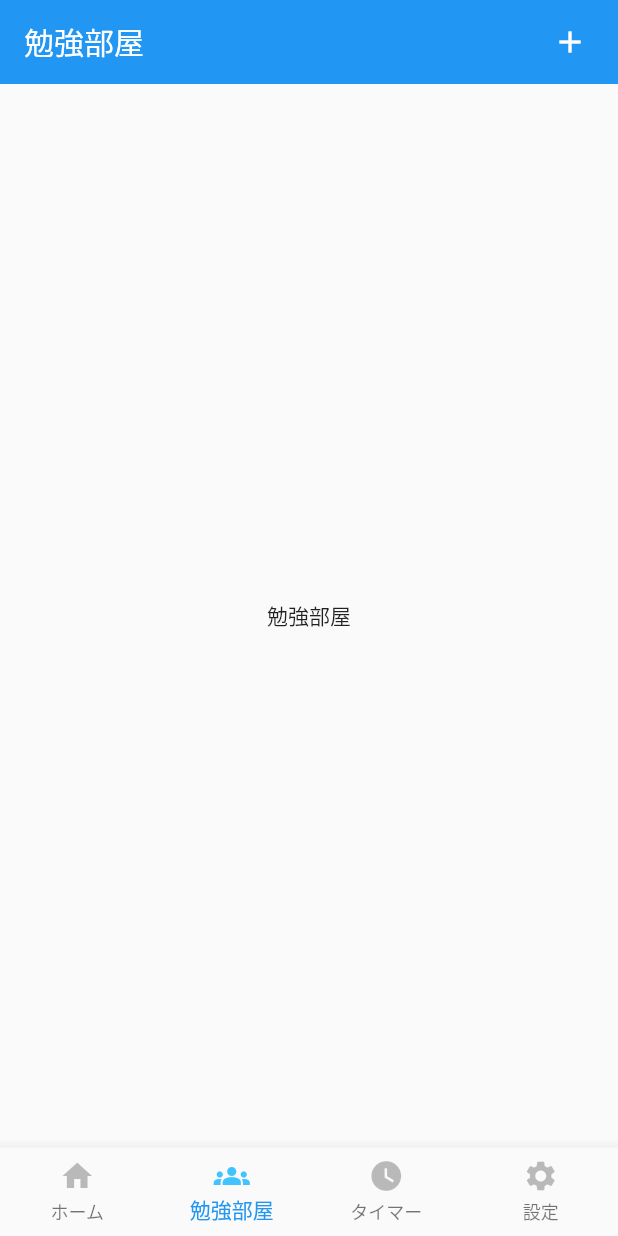
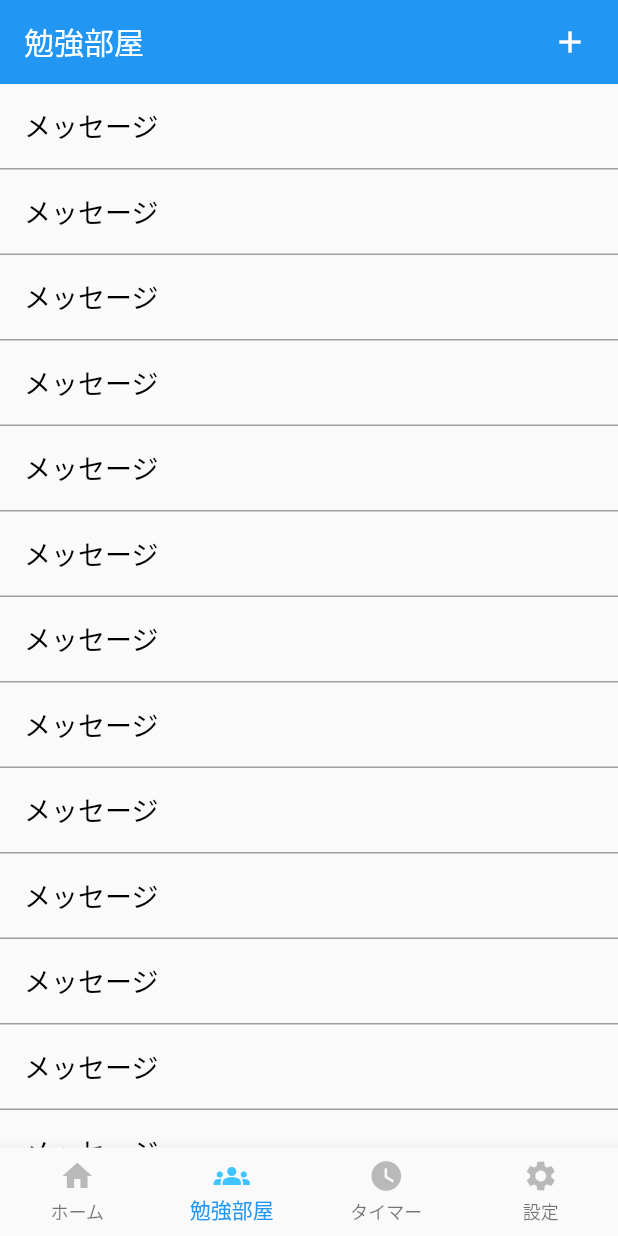
Before and after one commit to Ray-010/mokumoku, a Flutter app: the screen it shows after launch, item 2 of the bottom bar chosen, on a phone screen of 412 x 824 dp. Run offline on Flutter 3.47's test engine with Material 2 defaults, Android fonts, the phone set to English and light mode, and no system bars.

Commit message:
StudyRooms

```diff
--- a/lib/pages/study_rooms/study_rooms_top_page.dart
+++ b/lib/pages/study_rooms/study_rooms_top_page.dart
@@ -1,11 +1,18 @@
 import 'package:flutter/material.dart';
 import 'package:study_with_us_test/pages/study_rooms/add_study_room.dart';
 
-class StudyRooms extends StatelessWidget { // <- (※1)
+class StudyRooms extends StatefulWidget {
+  @override
+  _StudyRoomsState createState() => _StudyRoomsState();
+}
+
+class _StudyRoomsState extends State<StudyRooms> {
   @override
   Widget build(BuildContext context) {
-    return Scaffold(
-      appBar: AppBar(
+    var list = ["メッセージ", "メッセージ", "メッセージ", "メッセージ", "メッセージ",];
+    return MaterialApp(
+        home: Scaffold(
+            appBar:AppBar(
               actions: [
                 Padding(
                   padding: const EdgeInsets.all(8.0),
@@ -25,8 +32,87 @@ class StudyRooms extends StatelessWidget { // <- (※1)
               ),
               elevation: 0.0,
             ),
-      body: Center(child: Text("勉強部屋") // <- (※3)
+            body: ListView.builder(
+              itemBuilder: (BuildContext context, int index) {
+                if (index >= list.length) {
+                  list.addAll(["メッセージ","メッセージ","メッセージ","メッセージ",]);
+                }
+                return _messageItem(list[index]);
+              },
+            )
+        )
+    );
+  }
+
+  Widget _messageItem(String title) {
+    return Container(
+      decoration: new BoxDecoration(
+          border: new Border(bottom: BorderSide(width: 1.0, color: Colors.grey))
+      ),
+      child:ListTile(
+        title: Text(
+          title,
+          style: TextStyle(
+              color:Colors.black,
+              fontSize: 18.0
+          ),
+        ),
+        onTap: () {
+          showConfirmDialog();
+        }, // タップ
+        onLongPress: () {
+          print("onLongTap called.");
+        }, // 長押し
       ),
     );
   }
+
+  Future showConfirmDialog(
+      ) {
+    return showDialog(
+      context: context,
+      barrierDismissible: false,
+      builder: (_) {
+        return AlertDialog(
+          title: Text("『Room名』部屋"),
+          content: TextFormField(
+            autofocus: true,
+            maxLines: 5,
+            // controller: titleController,
+            style: TextStyle(
+              fontSize: 20,
+            ),
+            decoration: InputDecoration(
+              hintText: "例：テキスト１ページ終わらせる！",
+              border: OutlineInputBorder(),
+            ),
+            validator: (value) {
+              if (value == null || value.isEmpty) {
+                return 'Room名を入力';
               }
+              return null;
+            },
+          ),
+          actions: [
+            TextButton(
+              child: Text("キャンセル"),
+              onPressed: () => Navigator.pop(context),
+            ),
+            TextButton(
+              child: Text("入室する"),
+              onPressed: () async {
+                // ここでその部屋に入る
+                Navigator.pop(context); // 今はとりあえず戻っている
+                final snackBar = SnackBar(
+                  backgroundColor: Colors.red,
+                  content: Text('入室したよ！'),
+                );
+                ScaffoldMessenger.of(context).showSnackBar(snackBar);
+              },
+            ),
+          ],
+        );
+      },
+    );
+  }
+}
```
Lines whose indentation alone changed are shown as unchanged.
